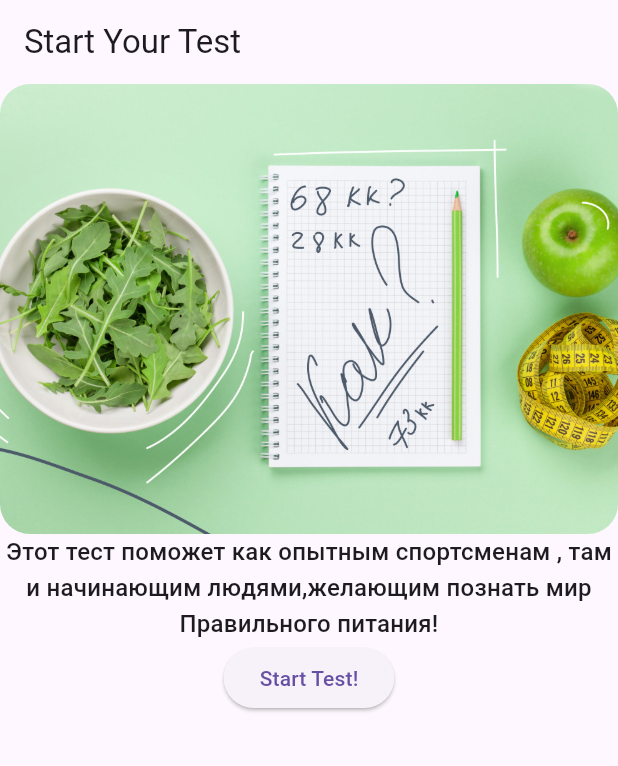
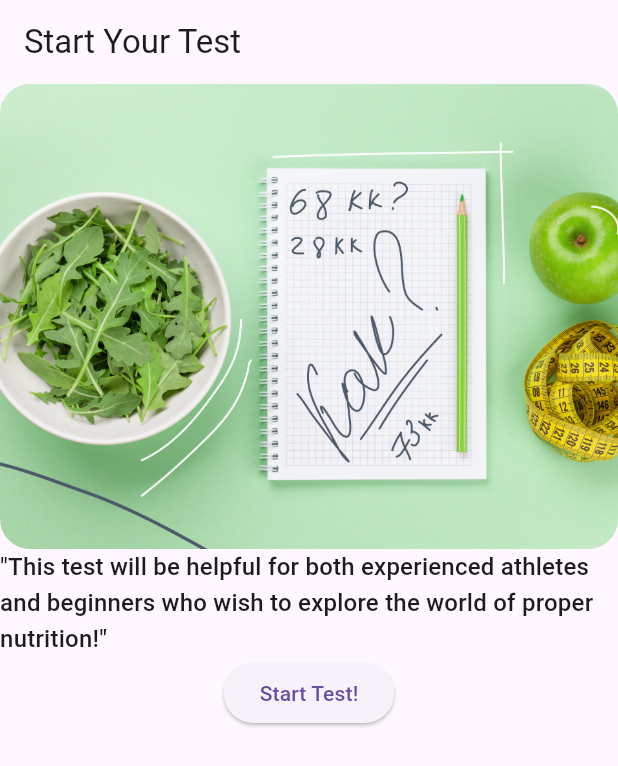
Before and after one commit to Flutter007/hw46, a Flutter app: the screen it shows after launch, on a phone screen of 412 x 824 dp. Shown: the top 766 px of the screen. Run offline on Flutter 3.47's test engine with Material 3 defaults, Android fonts, the phone set to English and light mode, and no system bars.

Commit message:
Added new models for routes arguments,added Non found screen,changed logic with Navigation,realized methods for calculating result and show it,added some widgets.

```diff
--- a/lib/hw46.dart
+++ b/lib/hw46.dart
@@ -2,6 +2,8 @@ import 'package:flutter/material.dart';
 import 'package:hw46/app_routes.dart';
 import 'package:hw46/screens/activity_screen.dart';
 import 'package:hw46/screens/basic_params_screen.dart';
+import 'package:hw46/screens/not_found_screen.dart';
+import 'package:hw46/screens/result_screen.dart';
 import 'package:hw46/screens/start_test_screen.dart';
 
 import 'screens/goal_screen.dart';
@@ -18,8 +20,10 @@ class Hw46 extends StatelessWidget {
         AppRoutes.basic: (context) => BasicParamsScreen(),
         AppRoutes.goal: (context) => GoalScreen(),
         AppRoutes.activity: (context) => ActivityScreen(),
-        AppRoutes.result: (context) => const Placeholder(),
+        AppRoutes.result: (context) => ResultScreen(),
       },
+      onUnknownRoute:
+          (setting) => MaterialPageRoute(builder: (ctx) => NotFoundScreen()),
     );
   }
 }
--- a/lib/screens/start_test_screen.dart
+++ b/lib/screens/start_test_screen.dart
@@ -1,38 +1,32 @@
 import 'package:flutter/material.dart';
 import 'package:hw46/app_routes.dart';
+import 'package:hw46/widgets/image_container.dart';
 
 class StartTestScreen extends StatelessWidget {
   const StartTestScreen({super.key});
 
+  void goToNextForm(BuildContext context) {
+    Navigator.of(context).pushNamed(AppRoutes.basic);
+  }
+
   @override
   Widget build(BuildContext context) {
-    void goToNextForm() {
-      Navigator.of(context).pushNamed(AppRoutes.basic);
-    }
-
     final theme = Theme.of(context);
     return Scaffold(
       appBar: AppBar(title: Text('Start Your Test')),
       body: Center(
         child: Column(
           children: [
-            Container(
-              width: double.infinity,
-              height: 300,
-              decoration: BoxDecoration(
-                borderRadius: BorderRadius.circular(20),
-                image: DecorationImage(
-                  image: AssetImage('assets/images/photo.png'),
-                  fit: BoxFit.cover,
-                ),
-              ),
+            ImageContainer(image: 'assets/images/photo.png'),
+            Text(
+              '"This test will be helpful for both experienced athletes and beginners who wish to explore the world of proper nutrition!"',
+              style: theme.textTheme.titleMedium,
+              textAlign: TextAlign.left,
             ),
-            Text(
-              'Этот тест поможет как опытным спортсменам , там и начинающим людями,желающим познать мир Правильного питания!',
-              style: theme.textTheme.titleMedium,
-              textAlign: TextAlign.center,
+            ElevatedButton(
+              onPressed: () => goToNextForm(context),
+              child: Text('Start Test!'),
             ),
-            ElevatedButton(onPressed: goToNextForm, child: Text('Start Test!')),
           ],
         ),
       ),
--- /dev/null
+++ b/lib/widgets/image_container.dart
@@ -0,0 +1,18 @@
+import 'package:flutter/material.dart';
+
+class ImageContainer extends StatelessWidget {
+  final String image;
+  const ImageContainer({super.key, required this.image});
+
+  @override
+  Widget build(BuildContext context) {
+    return Container(
+      width: double.infinity,
+      height: 310,
+      decoration: BoxDecoration(
+        borderRadius: BorderRadius.circular(20),
+        image: DecorationImage(image: AssetImage(image), fit: BoxFit.cover),
+      ),
+    );
+  }
+}
```
Also changed, not shown: lib/models/route_arguments/fit_arguments.dart (added, +57 -0 lines), lib/models/route_arguments/fit_test_arguments.dart (deleted, +0 -17 lines), lib/screens/activity_screen.dart (+13 -0 lines), lib/screens/basic_params_screen.dart (+18 -2 lines), lib/screens/goal_screen.dart (+15 -1 lines), lib/screens/not_found_screen.dart (added, +34 -0 lines), lib/screens/result_screen.dart (added, +35 -0 lines), lib/widgets/custom_text.dart (added).
